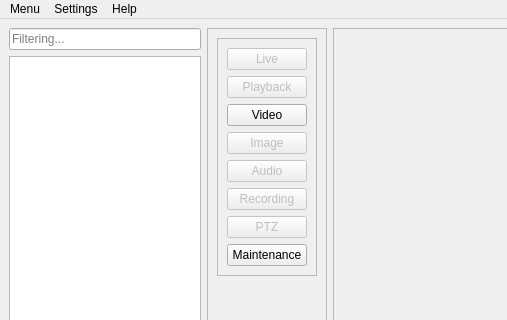
Old version of the form GUI/GUI_Util/mainwindow.ui in the repository Abay11/onvif_client; both pictures show x 0 to 507 and y 0 to 320 of the 1111 by 678 pixel window.
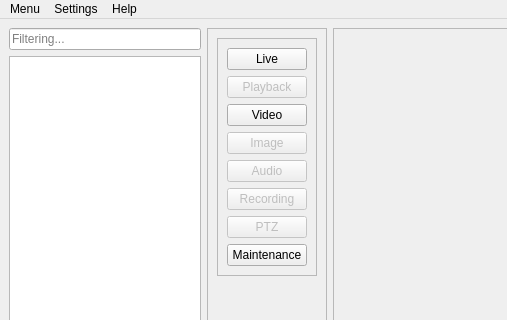
New version of the form.

```diff
--- a/GUI/GUI_Util/mainwindow.ui
+++ b/GUI/GUI_Util/mainwindow.ui
@@ -93,7 +93,7 @@
             <item>
              <widget class="QPushButton" name="btnLive">
               <property name="enabled">
-               <bool>false</bool>
+               <bool>true</bool>
               </property>
               <property name="styleSheet">
                <string notr="true"/>
```
